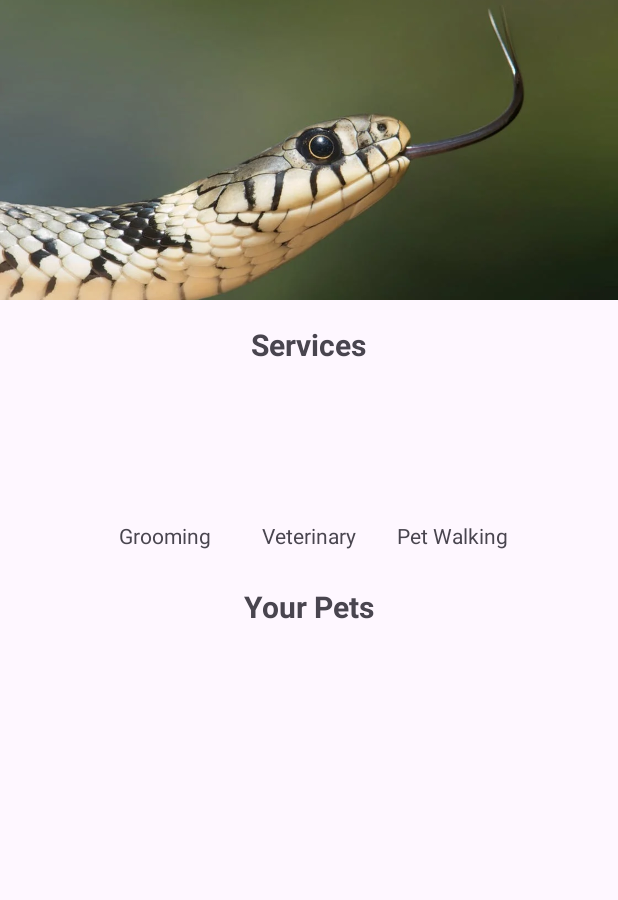
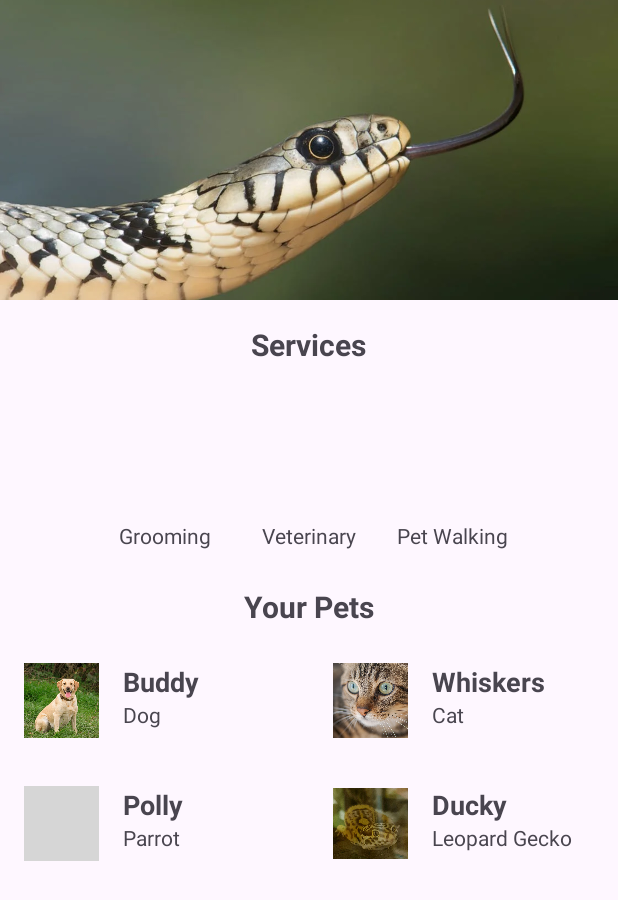
Before and after one commit to lexilure/MOBDEVE-MCO, an Android app: the screen it shows after launch (MainActivity), on a phone screen of 412 x 824 dp. Shown: the top 900 px of the screen. Run offline under Robolectric (Android 15) with nearby library versions, the phone set to English and light mode, and no system bars; grey boxes are pictures that could not be loaded.

Commit message:
Added dummy info and pet activity
yep yep yep yep

```diff
--- a/app/src/main/AndroidManifest.xml
+++ b/app/src/main/AndroidManifest.xml
@@ -21,6 +21,11 @@
                 <category android:name="android.intent.category.LAUNCHER" />
             </intent-filter>
         </activity>
+        <activity
+            android:name=".PetProfileActivity"
+            android:exported="true">
+        </activity>
+
     </application>
 
 </manifest>
--- a/app/src/main/java/mobdeve/com/s20/group3/mco/MainActivity.java
+++ b/app/src/main/java/mobdeve/com/s20/group3/mco/MainActivity.java
@@ -7,9 +7,11 @@ import androidx.appcompat.app.AppCompatActivity;
 import androidx.core.graphics.Insets;
 import androidx.core.view.ViewCompat;
 import androidx.core.view.WindowInsetsCompat;
-import androidx.appcompat.app.AppCompatActivity;
 import androidx.recyclerview.widget.GridLayoutManager;
 import androidx.recyclerview.widget.RecyclerView;
+
+import java.util.ArrayList;
+import java.util.List;
 
 public class MainActivity extends AppCompatActivity {
 
@@ -18,10 +20,24 @@ public class MainActivity extends AppCompatActivity {
         super.onCreate(savedInstanceState);
         EdgeToEdge.enable(this);
         setContentView(R.layout.activity_main);
+
         ViewCompat.setOnApplyWindowInsetsListener(findViewById(R.id.main), (v, insets) -> {
             Insets systemBars = insets.getInsets(WindowInsetsCompat.Type.systemBars());
             v.setPadding(systemBars.left, systemBars.top, systemBars.right, systemBars.bottom);
             return insets;
         });
+
+        // Prepare the dummy data
+        List<Pet> petList = new ArrayList<>();
+        petList.add(new Pet("Buddy", "Dog", R.drawable.dog));
+        petList.add(new Pet("Whiskers", "Cat", R.drawable.cat));
+        petList.add(new Pet("Polly", "Parrot", R.drawable.parrot));
+        petList.add(new Pet("Ducky", "Leopard Gecko", R.drawable.leopardgecko));
+
+        // Set up the RecyclerView
+        RecyclerView petsRecyclerView = findViewById(R.id.petsRecyclerView);
+        petsRecyclerView.setLayoutManager(new GridLayoutManager(this, 2)); // Set a 2-column grid
+        PetAdapter adapter = new PetAdapter(petList, this);
+        petsRecyclerView.setAdapter(adapter);
     }
 }
--- /dev/null
+++ b/app/src/main/java/mobdeve/com/s20/group3/mco/Pet.java
@@ -0,0 +1,25 @@
+package mobdeve.com.s20.group3.mco;
+
+public class Pet {
+    private String name;
+    private String type;
+    private int imageResId; // Resource ID for the image in drawable
+
+    public Pet(String name, String type, int imageResId) {
+        this.name = name;
+        this.type = type;
+        this.imageResId = imageResId;
+    }
+
+    public String getName() {
+        return name;
+    }
+
+    public String getType() {
+        return type;
+    }
+
+    public int getImageResId() {
+        return imageResId;
+    }
+}
--- /dev/null
+++ b/app/src/main/java/mobdeve/com/s20/group3/mco/PetAdapter.java
@@ -0,0 +1,67 @@
+package mobdeve.com.s20.group3.mco;
+
+import android.content.Context;
+import android.content.Intent;
+import android.view.LayoutInflater;
+import android.view.View;
+import android.view.ViewGroup;
+import android.widget.ImageView;
+import android.widget.TextView;
+
+import androidx.annotation.NonNull;
+import androidx.recyclerview.widget.RecyclerView;
+
+import java.util.List;
+
+public class PetAdapter extends RecyclerView.Adapter<PetAdapter.PetViewHolder> {
+
+    private List<Pet> petList;
+    private Context context;
+
+    public PetAdapter(List<Pet> petList, Context context) {
+        this.petList = petList;
+        this.context = context;
+    }
+
+    public static class PetViewHolder extends RecyclerView.ViewHolder {
+        TextView petNameTextView;
+        TextView petTypeTextView;
+        ImageView petImageView;
+
+        public PetViewHolder(@NonNull View itemView) {
+            super(itemView);
+            petNameTextView = itemView.findViewById(R.id.pet_name);
+            petTypeTextView = itemView.findViewById(R.id.pet_type);
+            petImageView = itemView.findViewById(R.id.pet_image);
+        }
+    }
+
+    @NonNull
+    @Override
+    public PetViewHolder onCreateViewHolder(@NonNull ViewGroup parent, int viewType) {
+        View view = LayoutInflater.from(parent.getContext()).inflate(R.layout.pet_item, parent, false);
+        return new PetViewHolder(view);
+    }
+
+    @Override
+    public void onBindViewHolder(@NonNull PetViewHolder holder, int position) {
+        Pet currentPet = petList.get(position);
+        holder.petNameTextView.setText(currentPet.getName());
+        holder.petTypeTextView.setText(currentPet.getType());
+        holder.petImageView.setImageResource(currentPet.getImageResId());
+
+        // Set the onClickListener to open the PetProfileActivity
+        holder.itemView.setOnClickListener(v -> {
+            Intent intent = new Intent(context, PetProfileActivity.class);
+            intent.putExtra("pet_name", currentPet.getName());
+            intent.putExtra("pet_type", currentPet.getType());
+            intent.putExtra("pet_image", currentPet.getImageResId());
+            context.startActivity(intent);
+        });
+    }
+
+    @Override
+    public int getItemCount() {
+        return petList.size();
+    }
+}
--- a/app/src/main/res/layout/pet_item.xml
+++ b/app/src/main/res/layout/pet_item.xml
@@ -1,20 +1,36 @@
 <?xml version="1.0" encoding="utf-8"?>
-<LinearLayout xmlns:android="http://schemas.android.com/apk/res/android"
-    android:orientation="vertical"
-    android:layout_width="wrap_content"
+<LinearLayout
+    xmlns:android="http://schemas.android.com/apk/res/android"
+    android:layout_width="match_parent"
     android:layout_height="wrap_content"
-    android:layout_margin="8dp"
-    android:gravity="center">
+    android:orientation="horizontal"
+    android:padding="16dp">
 
     <ImageView
-        android:id="@+id/petImage"
-        android:layout_width="80dp"
-        android:layout_height="80dp"
-        android:contentDescription="Pet" />
+        android:id="@+id/pet_image"
+        android:layout_width="50dp"
+        android:layout_height="50dp"
+        android:layout_marginEnd="16dp"
+        android:contentDescription="Pet Image"/>
 
-    <TextView
-        android:id="@+id/petName"
+    <LinearLayout
         android:layout_width="wrap_content"
         android:layout_height="wrap_content"
-        android:layout_marginTop="8dp" />
+        android:orientation="vertical">
+
+        <TextView
+            android:id="@+id/pet_name"
+            android:layout_width="wrap_content"
+            android:layout_height="wrap_content"
+            android:text="Pet Name"
+            android:textSize="18sp"
+            android:textStyle="bold"/>
+
+        <TextView
+            android:id="@+id/pet_type"
+            android:layout_width="wrap_content"
+            android:layout_height="wrap_content"
+            android:text="Pet Type"
+            android:textSize="14sp"/>
+    </LinearLayout>
 </LinearLayout>
```
Also changed, not shown: app/src/main/java/mobdeve/com/s20/group3/mco/PetProfileActivity.java (added, +32 -0 lines), app/src/main/res/layout/activity_pet_profile.xml (added, +33 -0 lines), app/src/main/res/drawable/leopardgecko.jpg (added), 309 other files.
